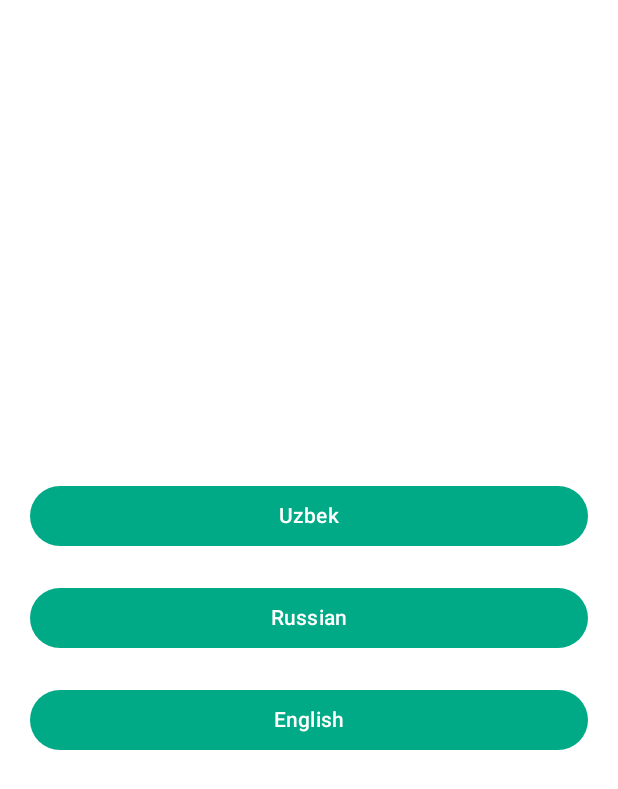
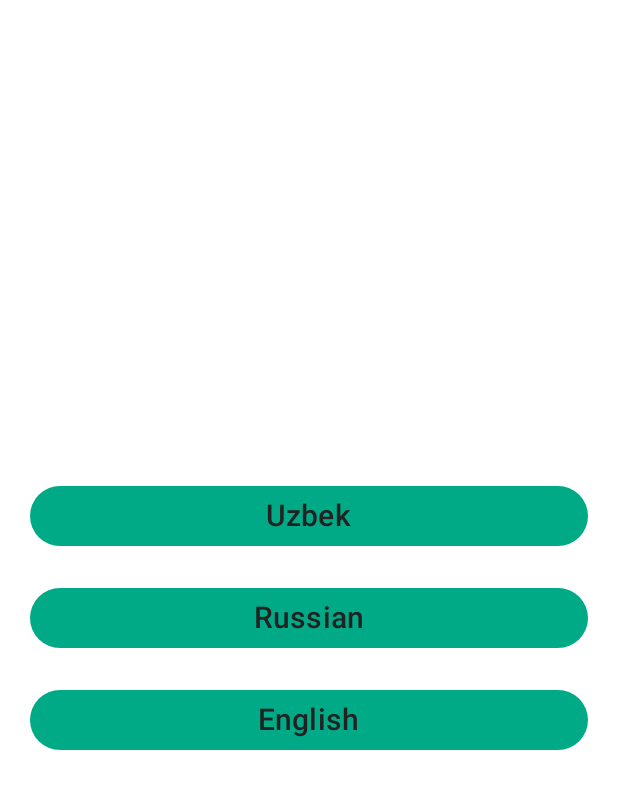
Before and after one commit to ozod0309/Step, an Android app built with Jetpack Compose: the Language screen opened through its navigation route, on a phone screen of 412 x 824 dp. Shown: the top 789 px of the screen. Run offline under Robolectric (Android 15) with nearby library versions, the phone set to English and light mode, and no system bars.

Commit message:
Google Auth ready

```diff
--- a/app/src/main/java/com/miki/step/LanguageUI.kt
+++ b/app/src/main/java/com/miki/step/LanguageUI.kt
@@ -1,7 +1,6 @@
 package com.miki.step
 
 import android.content.Context
-import android.widget.Toast
 import androidx.compose.foundation.background
 import androidx.compose.foundation.layout.Arrangement
 import androidx.compose.foundation.layout.Box
@@ -18,6 +17,7 @@ import androidx.compose.runtime.Composable
 import androidx.compose.ui.Alignment
 import androidx.compose.ui.Modifier
 import androidx.compose.ui.unit.dp
+import androidx.compose.ui.unit.sp
 import com.miki.step.lib.LanguageCodes
 
 class LanguageUI(val context: Context?) {
@@ -41,15 +41,14 @@ class LanguageUI(val context: Context?) {
                             containerColor = MaterialTheme.colorScheme.primary
                         ),
                         onClick = {
-                            Toast.makeText(
-                                context,
-                                LanguageCodes[index].name,
-                                Toast.LENGTH_SHORT
-                            ).show()
                             onClick(index)
                         }
                     ) {
-                        Text(LanguageCodes[index].name)
+                        Text(
+                            text =LanguageCodes[index].name,
+                            fontSize = 20.sp,
+                            color = MaterialTheme.colorScheme.onTertiary
+                            )
                     }
                 }
             }
--- a/app/src/main/java/com/miki/step/LoginUI.kt
+++ /dev/null
@@ -1,115 +0,0 @@
-package com.miki.step
-
-import android.annotation.SuppressLint
-import android.content.ContentValues.TAG
-import android.content.Context
-import android.util.Log
-import android.widget.Toast
-import androidx.compose.foundation.Image
-import androidx.compose.foundation.layout.fillMaxWidth
-import androidx.compose.foundation.layout.padding
-import androidx.compose.foundation.shape.RoundedCornerShape
-import androidx.compose.material3.Button
-import androidx.compose.material3.ButtonDefaults
-import androidx.compose.material3.Text
-import androidx.compose.runtime.Composable
-import androidx.compose.runtime.rememberCoroutineScope
-import androidx.compose.ui.Modifier
-import androidx.compose.ui.graphics.Color
-import androidx.compose.ui.res.painterResource
-import androidx.compose.ui.res.stringResource
-import androidx.compose.ui.unit.dp
-import androidx.credentials.CredentialManager
-import androidx.credentials.CustomCredential
-import androidx.credentials.GetCredentialResponse
-import androidx.credentials.exceptions.GetCredentialException
-import com.google.android.libraries.identity.googleid.GetGoogleIdOption
-import com.google.android.libraries.identity.googleid.GoogleIdTokenCredential
-import com.google.android.libraries.identity.googleid.GoogleIdTokenParsingException
-import kotlinx.coroutines.CoroutineScope
-import kotlinx.coroutines.Dispatchers
-import kotlinx.coroutines.async
-import kotlinx.coroutines.launch
-
-class LoginUI(private val context: Context?, val onClick: (result: Boolean) -> Unit) {
-
-    @Composable
-    fun UI() {
-        Text(text = stringResource(id = R.string.login))
-
-        Button(
-            onClick = {
-                signUp()
-//                onClick(true)
-            },
-            modifier = Modifier
-                .fillMaxWidth()
-                .padding(start = 16.dp, end = 16.dp),
-            shape = RoundedCornerShape(6.dp),
-            colors = ButtonDefaults.buttonColors(
-                containerColor = Color.Black,
-                contentColor = Color.White
-            )
-        ) {
-            Image(
-                painter = painterResource(id = R.drawable.ic_google),
-                contentDescription = ""
-            )
-            Text(text = "Sign in with Google", modifier = Modifier.padding(6.dp))
-        }
-    }
-
-    fun signUp() {
-        val googleIdOption: GetGoogleIdOption = GetGoogleIdOption.Builder()
-            .setFilterByAuthorizedAccounts(false) // Query all google accounts on the device
-            .setServerClientId(context!!.resources.getString(R.string.default_web_client_id))
-            .build()
-
-        val request = androidx.credentials.GetCredentialRequest.Builder()
-            .addCredentialOption(googleIdOption)
-            .build()
-
-        val credentialManager = CredentialManager.create(context)
-
-        CoroutineScope(Dispatchers.Main).launch {
-            try {
-                val result = credentialManager.getCredential(
-                    context = context,
-                    request = request
-                )
-                handleSignIn(result)
-            } catch (e: GetCredentialException) {
-                Log.e("MainActivity", "GetCredentialException", e)
-            }
-        }
-    }
-
-    fun handleSignIn(result: GetCredentialResponse) {
-        // Handle the successfully returned credential.
-        val credential = result.credential
-
-        when (credential) {
-            is CustomCredential -> {
-                if (credential.type == GoogleIdTokenCredential.TYPE_GOOGLE_ID_TOKEN_CREDENTIAL) {
-                    var signInResult = true
-                    try {
-                        val googleIdTokenCredential = GoogleIdTokenCredential
-                            .createFrom(credential.data)
-                        Toast.makeText(context, googleIdTokenCredential.idToken, Toast.LENGTH_LONG).show()
-                    } catch (e: GoogleIdTokenParsingException) {
-                        Log.e(TAG, "Received an invalid google id token response", e)
-                        signInResult = false
-                    } finally {
-                        onClick(signInResult)
-                    }
-                } else {
-                    Log.e(TAG, "Unexpected type of credential")
-                }
-            }
-
-            else -> {
-                Log.e(TAG, "Unexpected type of credential")
-            }
-        }
-    }
-}
--- /dev/null
+++ b/app/src/main/java/com/miki/step/SignInUI.kt
@@ -0,0 +1,159 @@
+package com.miki.step
+
+import android.content.ContentValues.TAG
+import android.content.Context
+import android.util.Log
+import android.widget.Toast
+import androidx.compose.foundation.Image
+import androidx.compose.foundation.layout.Arrangement
+import androidx.compose.foundation.layout.Column
+import androidx.compose.foundation.layout.fillMaxHeight
+import androidx.compose.foundation.layout.fillMaxWidth
+import androidx.compose.foundation.layout.padding
+import androidx.compose.foundation.shape.RoundedCornerShape
+import androidx.compose.material3.Button
+import androidx.compose.material3.ButtonDefaults
+import androidx.compose.material3.ExperimentalMaterial3Api
+import androidx.compose.material3.LargeTopAppBar
+import androidx.compose.material3.MaterialTheme
+import androidx.compose.material3.Scaffold
+import androidx.compose.material3.Text
+import androidx.compose.material3.TopAppBarDefaults
+import androidx.compose.runtime.Composable
+import androidx.compose.ui.Modifier
+import androidx.compose.ui.res.painterResource
+import androidx.compose.ui.text.style.TextAlign
+import androidx.compose.ui.text.style.TextOverflow
+import androidx.compose.ui.unit.dp
+import androidx.compose.ui.unit.sp
+import androidx.credentials.CredentialManager
+import androidx.credentials.CustomCredential
+import androidx.credentials.GetCredentialResponse
+import androidx.credentials.exceptions.GetCredentialException
+import com.google.android.libraries.identity.googleid.GetGoogleIdOption
+import com.google.android.libraries.identity.googleid.GoogleIdTokenCredential
+import com.google.android.libraries.identity.googleid.GoogleIdTokenParsingException
+import kotlinx.coroutines.CoroutineScope
+import kotlinx.coroutines.Dispatchers
+import kotlinx.coroutines.launch
+
+class SignInUI(private val context: Context?, val onClick: (result: Boolean) -> Unit) {
+
+    @OptIn(ExperimentalMaterial3Api::class)
+    @Composable
+    fun UI() {
+        Scaffold(
+            topBar = {
+                LargeTopAppBar(
+                    colors = TopAppBarDefaults.largeTopAppBarColors(
+                        containerColor = MaterialTheme.colorScheme.primary,
+                        titleContentColor = MaterialTheme.colorScheme.secondary,
+                    ),
+                    title = {
+                        Text(
+                            modifier = Modifier.fillMaxWidth(),
+                            color = MaterialTheme.colorScheme.onTertiary,
+                            text = context!!.resources.getString(R.string.login),
+                            maxLines = 1,
+                            textAlign = TextAlign.Center,
+                            overflow = TextOverflow.Ellipsis
+                        )
+                    }
+                )
+            },
+            content = { padding ->
+                Column(
+                    modifier = Modifier
+                        .fillMaxHeight(),
+                    verticalArrangement = Arrangement.Center
+                ) {
+                    Button(
+                        onClick = {
+                            signUp()
+                        },
+                        modifier = Modifier
+                            .fillMaxWidth()
+                            .padding(35.dp, 0.dp),
+                        shape = RoundedCornerShape(20.dp),
+                        colors = ButtonDefaults.buttonColors(
+                            containerColor = MaterialTheme.colorScheme.primary,
+                            contentColor = MaterialTheme.colorScheme.onTertiary
+                        )
+                    )
+                    {
+                        Image(
+                            painter = painterResource(id = R.drawable.ic_google),
+                            contentDescription = ""
+                        )
+                        Text(
+                            text = context!!.resources.getString(R.string.google_sign_in),
+                            fontSize = 20.sp,
+                            modifier = Modifier
+                                .padding(6.dp)
+                        )
+                    }
+                }
+            },
+            bottomBar = {
+                    Text(
+                        modifier = Modifier
+                            .fillMaxWidth(),
+                        text = context!!.resources.getString(R.string.created_by),
+                        fontSize = 8.sp,
+                        color = MaterialTheme.colorScheme.onTertiary,
+                        textAlign = TextAlign.Center
+                    )
+            }
+        )
+    }
+
+    private fun signUp() {
+        val googleIdOption: GetGoogleIdOption = GetGoogleIdOption.Builder()
+            .setFilterByAuthorizedAccounts(false) // Query all google accounts on the device
+            .setServerClientId(context!!.resources.getString(R.string.default_web_client_id))
+            .build()
+
+        val request = androidx.credentials.GetCredentialRequest.Builder()
+            .addCredentialOption(googleIdOption)
+            .build()
+
+        val credentialManager = CredentialManager.create(context)
+
+        CoroutineScope(Dispatchers.Main).launch {
+            try {
+                val result = credentialManager.getCredential(
+                    context = context,
+                    request = request
+                )
+                handleSignIn(result)
+            } catch (e: GetCredentialException) {
+                Log.e("MainActivity", "GetCredentialException", e)
+            }
+        }
+    }
+
+    private fun handleSignIn(result: GetCredentialResponse) {
+        val credential = result.credential
+
+        if (credential is CustomCredential) {
+            if (credential.type == GoogleIdTokenCredential.TYPE_GOOGLE_ID_TOKEN_CREDENTIAL) {
+                var signInResult = true
+                try {
+                    val googleIdTokenCredential = GoogleIdTokenCredential
+                        .createFrom(credential.data)
+                    Toast.makeText(context, googleIdTokenCredential.idToken, Toast.LENGTH_LONG)
+                        .show()
+                } catch (e: GoogleIdTokenParsingException) {
+                    Log.e(TAG, "Received an invalid google id token response", e)
+                    signInResult = false
+                } finally {
+                    onClick(signInResult)
+                }
+            } else {
+                Log.e(TAG, "Unexpected type of credential")
+            }
+        } else {
+            Log.e(TAG, "Unexpected type of credential")
+        }
+    }
+}
--- a/app/src/main/java/com/miki/step/ui/theme/Color.kt
+++ b/app/src/main/java/com/miki/step/ui/theme/Color.kt
@@ -7,7 +7,7 @@ val White = Color(0xFFFFFFFF)
 val MikiColor = Color(0xFF00AA87)
 val MikiColorDark = Color(0xFF006651)
 
-val LightGray = Color(0xFF888888)
+val LightGray = Color(0xFFBBBBBB)
 val Gray = Color(0xFF444444)
 val DarkGray = Color(0xFF222222)
 
--- a/app/src/main/res/values/strings.xml
+++ b/app/src/main/res/values/strings.xml
@@ -1,5 +1,6 @@
 <resources>
     <string name="app_name" translatable="false">Step</string>
+    <string name="created_by" translatable="false">Created by Miki Corp. 2024</string>
     <string name="default_web_client_id" translatable="false">827898636912-5222fva58l1bda9ci4pdom8tuvm2pv54.apps.googleusercontent.com</string>
     <!-- Preference Titles -->
     <string name="messages_header" translatable="false">Messages</string>
@@ -16,6 +17,7 @@
     </string>
     <string name="attachment_summary_off" translatable="false">Only download attachments when manually requested</string>
 
-    <string name="login">Login</string>
+    <string name="login">Sign In</string>
+    <string name="google_sign_in">Sign in with Google</string>
 
 </resources>
```
Also changed, not shown: app/src/main/java/com/miki/step/MainActivity.kt (+17 -40 lines), app/src/main/java/com/miki/step/lib/PreferencesKeys.kt (+9 -11 lines), app/src/main/java/com/miki/step/lib/StepAPI.kt (+30 -0 lines), app/src/main/java/com/miki/step/ui/theme/Theme.kt (+5 -2 lines), app/src/main/res/drawable/ic_done.xml (renamed from app/src/main/res/drawable/done.xml), 2 other files.
